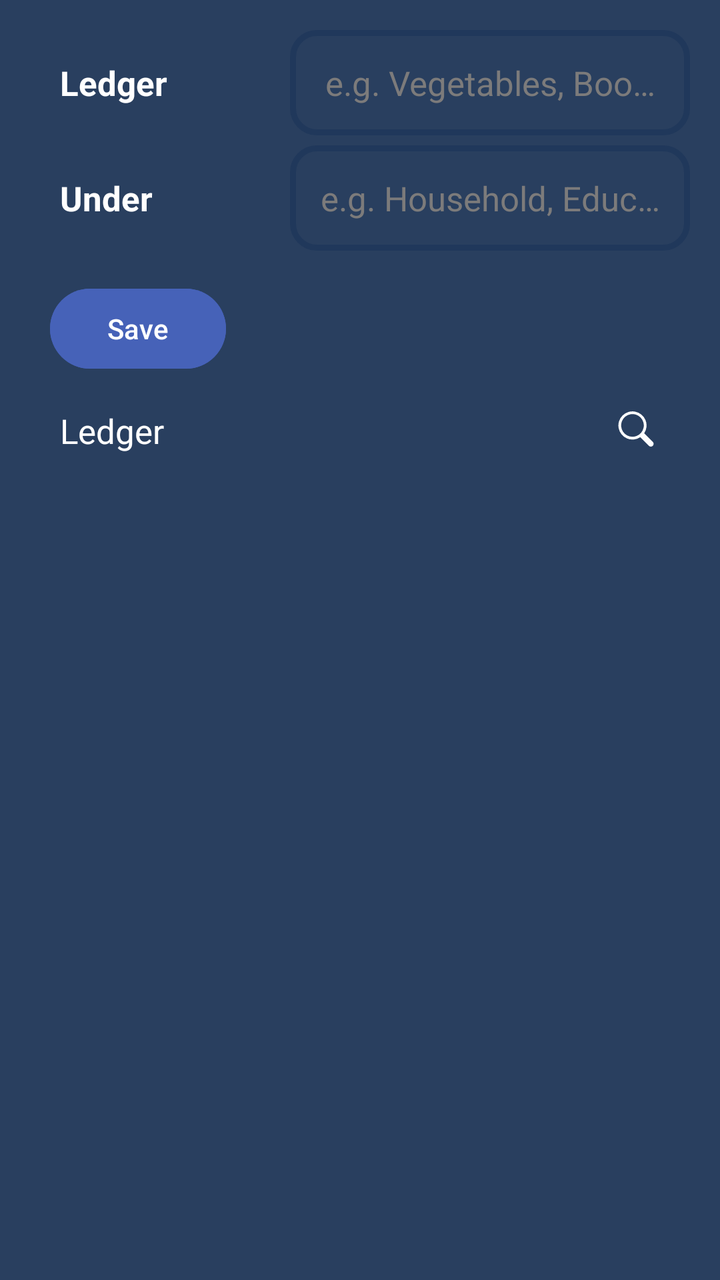
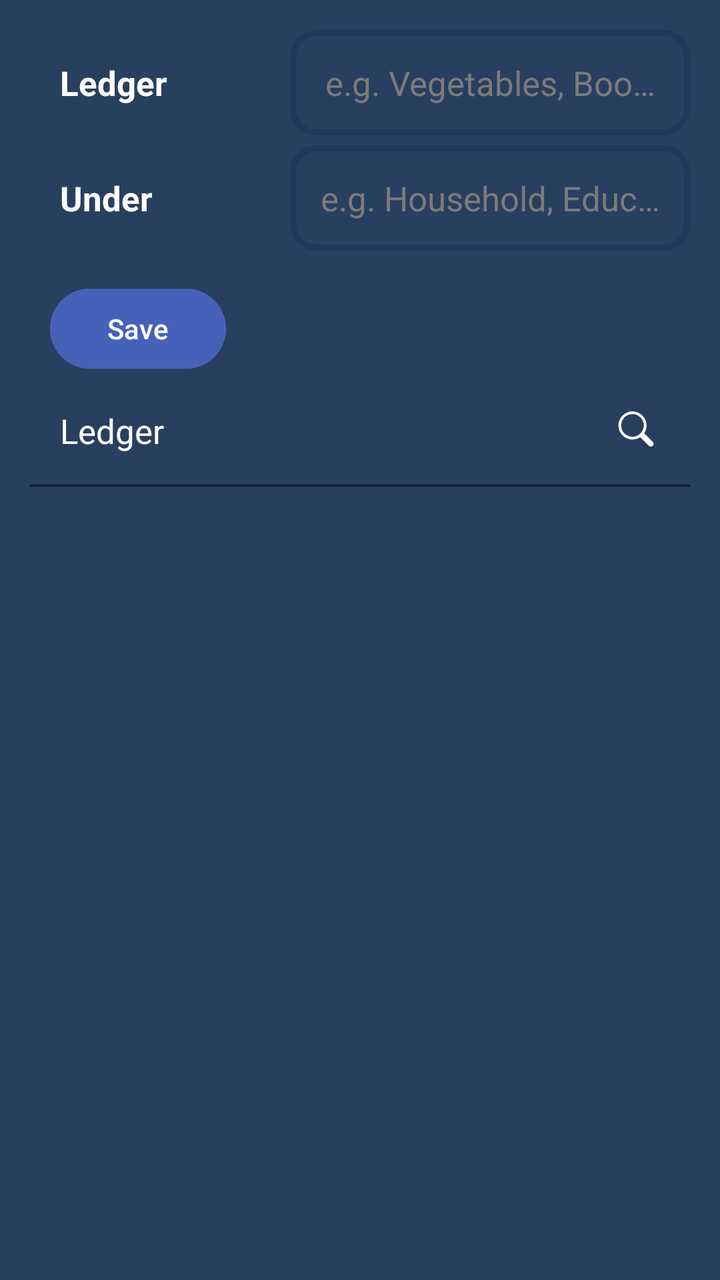

Screens rendered from an Android XML layout before and after an edit, with the pre-edit source and the edit as a unified diff.
<!-- AndroidManifest.xml: application theme Theme.GharKharch -->
<!-- res/layout/fragment_add_sub_category.xml -->
<?xml version="1.0" encoding="utf-8"?>
<androidx.constraintlayout.widget.ConstraintLayout xmlns:android="http://schemas.android.com/apk/res/android"
    xmlns:app="http://schemas.android.com/apk/res-auto"
    android:layout_width="match_parent"
    android:layout_height="match_parent"
    android:background="@color/backgroundColor"
    android:padding="@dimen/padding_large">

    <TextView
        android:layout_width="0dp"
        android:layout_height="wrap_content"
        android:padding="@dimen/padding_large"
        android:text="Ledger"
        android:textColor="@color/primaryTextColor"
        android:textSize="@dimen/text_size_large"
        android:textStyle="bold"
        app:layout_constraintBottom_toBottomOf="@id/input_sub_category"
        app:layout_constraintEnd_toStartOf="@id/input_sub_category"
        app:layout_constraintStart_toStartOf="parent"
        app:layout_constraintTop_toTopOf="@id/input_sub_category" />

    <EditText
        android:id="@+id/input_sub_category"
        style="@style/custom_edit_text"
        android:layout_width="200dp"
        android:layout_height="wrap_content"
        android:hint="@string/hint_sub_category"
        android:textSize="@dimen/text_size_large"
        app:layout_constraintEnd_toEndOf="parent"
        app:layout_constraintTop_toTopOf="parent" />

    <TextView
        android:layout_width="0dp"
        android:layout_height="wrap_content"
        android:layout_marginVertical="@dimen/margin_small"
        android:padding="@dimen/padding_large"
        android:text="Under"
        android:textColor="@color/primaryTextColor"
        android:textSize="@dimen/text_size_large"
        android:textStyle="bold"
        app:layout_constraintBottom_toBottomOf="@id/input_category"
        app:layout_constraintEnd_toStartOf="@id/input_category"
        app:layout_constraintStart_toStartOf="parent"
        app:layout_constraintTop_toTopOf="@id/input_category" />

    <EditText
        android:id="@+id/input_category"
        style="@style/custom_edit_text"
        android:layout_width="200dp"
        android:layout_height="wrap_content"
        android:layout_marginVertical="@dimen/margin_small"
        android:hint="@string/hint_category"
        android:textSize="@dimen/text_size_large"
        app:layout_constraintEnd_toEndOf="parent"
        app:layout_constraintTop_toBottomOf="@id/input_sub_category" />

    <Button
        android:id="@+id/addBtn"
        android:layout_width="wrap_content"
        android:layout_height="wrap_content"
        android:layout_marginVertical="@dimen/margin_large"
        android:layout_marginStart="@dimen/margin_medium"
        android:backgroundTint="@color/buttonColor"
        android:text="Save"
        android:textColor="@color/primaryTextColor"
        app:layout_constraintStart_toStartOf="parent"
        app:layout_constraintTop_toBottomOf="@id/input_category" />

    <androidx.recyclerview.widget.RecyclerView
        android:id="@+id/category_search_list"
        android:layout_width="0dp"
        android:layout_height="300dp"
        android:layout_marginVertical="@dimen/margin_small"
        android:background="@drawable/rounded_panel"
        android:backgroundTint="@color/backgroundColor"
        android:clipToOutline="true"
        android:outlineProvider="background"
        android:translationZ="5dp"
        android:visibility="gone"
        app:layout_constraintEnd_toEndOf="@id/input_category"
        app:layout_constraintStart_toStartOf="@id/input_category"
        app:layout_constraintTop_toBottomOf="@id/input_category" />

    <LinearLayout
        android:id="@+id/list_container"
        android:layout_width="match_parent"
        android:layout_height="wrap_content"
        android:gravity="center"
        android:orientation="horizontal"
        app:layout_constraintTop_toBottomOf="@id/addBtn">

        <TextView
            android:layout_width="0dp"
            android:layout_height="wrap_content"
            android:layout_weight="1"
            android:padding="@dimen/padding_large"
            android:text="Ledger"
            android:textSize="@dimen/text_size_large" />

        <SearchView
            android:id="@+id/search_bar"
            android:layout_width="match_parent"
            android:layout_height="wrap_content"
            android:background="@drawable/search_bar_bordered_bg"
            android:visibility="gone" />

        <ImageView
            android:id="@+id/search_button"
            android:layout_width="wrap_content"
            android:layout_height="wrap_content"
            android:importantForAccessibility="no"
            android:padding="@dimen/padding_large"
            android:src="@drawable/search_icon" />

    </LinearLayout>

    <androidx.recyclerview.widget.RecyclerView
        android:id="@+id/rcv_sub_category_list"
        android:layout_width="0dp"
        android:layout_height="0dp"
        android:layout_marginVertical="@dimen/margin_small"
        app:layout_constraintBottom_toBottomOf="parent"
        app:layout_constraintEnd_toEndOf="@id/list_container"
        app:layout_constraintStart_toStartOf="@id/list_container"
        app:layout_constraintTop_toBottomOf="@id/list_container" />

</androidx.constraintlayout.widget.ConstraintLayout>
<!-- resources referenced by this layout -->
<resources>
  <color name="backgroundColor">#293F5F</color>
  <color name="buttonColor">#4662B8</color>
  <color name="primaryTextColor">#FFFFFF</color>
  <dimen name="margin_large">15dp</dimen>
  <dimen name="margin_medium">10dp</dimen>
  <dimen name="margin_small">5dp</dimen>
  <dimen name="padding_large">15dp</dimen>
  <dimen name="text_size_large">17sp</dimen>
  <!-- drawable rounded_panel (drawable) -->
  <?xml version="1.0" encoding="utf-8"?>
  <shape xmlns:android="http://schemas.android.com/apk/res/android"
      android:shape="rectangle">
      <corners android:radius="8dp" />
  </shape>
  <!-- drawable search_bar_bordered_bg (drawable) -->
  <?xml version="1.0" encoding="utf-8"?>
  <shape xmlns:android="http://schemas.android.com/apk/res/android"
      android:shape="rectangle">
      <stroke
          android:width="3dp"
          android:color="@color/backgroundColorVariant" />
      <corners android:radius="12dp" />
  </shape>
  <!-- drawable search_icon (drawable) -->
  <vector xmlns:android="http://schemas.android.com/apk/res/android"
      android:width="24dp"
      android:height="24dp"
      android:tint="@color/white"
      android:viewportWidth="19"
      android:viewportHeight="19">
  
      <path
          android:fillColor="#000000"
          android:pathData="M16.147,15.488a1.112,1.112 0,0 1,-1.567 0l-3.395,-3.395a5.575,5.575 0,1 1,1.568 -1.568l3.394,3.395a1.112,1.112 0,0 1,0 1.568zM9.786,11.585a4.488,4.488 0,1 0,-1.681 0.327,4.443 4.443,0 0,0 1.68,-0.327z" />
  
  </vector>
  <string name="hint_category">e.g. Household, Education</string>
  <string name="hint_sub_category">e.g. Vegetables, Books, etc.</string>
  <style name="custom_edit_text" parent="Widget.AppCompat.EditText">
          <item name="android:maxLines">1</item>
          <item name="android:maxLength">20</item>
          <item name="android:ellipsize">end</item>
          <item name="android:inputType">text</item>
          <item name="android:gravity">center</item>
          <item name="android:importantForAutofill">no</item>
          <item name="android:padding">@dimen/padding_large</item>
          <item name="android:background">@drawable/search_bar_bordered_bg</item>
          <item name="android:textColorHint">@color/primaryTextColorVariant</item>
      </style>
  <style name="Theme.GharKharch" parent="Base.Theme.GharKharch">
          <item name="colorPrimary">@color/backgroundColor</item>
          <item name="colorSecondary">@color/lGrey</item>
          
          <item name="colorOnSecondary">@color/primaryTextColor</item>
          <item name="colorOnPrimary">@color/primaryTextColor</item>
          
          <item name="android:textColor">@color/primaryTextColor</item>
          <item name="android:textColorPrimary">@color/primaryTextColor</item>
          <item name="android:textColorSecondary">@color/primaryTextColorVariant</item>
      </style>
  <color name="backgroundColorVariant">#20385B</color>
  <color name="white">#FFFFFFFF</color>
  <color name="primaryTextColorVariant">#7C7B7B</color>
  <style name="Base.Theme.GharKharch" parent="Theme.Material3.DayNight.NoActionBar">
          
      </style>
  <color name="lGrey">#616161</color>
</resources>

<!-- the commit's change to res/layout/fragment_add_sub_category.xml (unified diff, before → after) -->
@@ -69,7 +69,7 @@
     <androidx.recyclerview.widget.RecyclerView
         android:id="@+id/category_search_list"
         android:layout_width="0dp"
-        android:layout_height="300dp"
+        android:layout_height="wrap_content"
         android:layout_marginVertical="@dimen/margin_small"
         android:background="@drawable/rounded_panel"
         android:backgroundTint="@color/backgroundColor"
@@ -114,13 +114,20 @@
 
     </LinearLayout>
 
+    <View
+        android:id="@+id/separator"
+        android:layout_width="match_parent"
+        android:layout_height="1dp"
+        android:background="@color/secondaryColor"
+        app:layout_constraintTop_toBottomOf="@id/list_container" />
+
     <androidx.recyclerview.widget.RecyclerView
         android:id="@+id/rcv_sub_category_list"
         android:layout_width="0dp"
         android:layout_height="0dp"
         android:layout_marginVertical="@dimen/margin_small"
         app:layout_constraintBottom_toBottomOf="parent"
-        app:layout_constraintEnd_toEndOf="@id/list_container"
+        app:layout_constraintEnd_toEndOf="@id/separator"
         app:layout_constraintStart_toStartOf="@id/list_container"
         app:layout_constraintTop_toBottomOf="@id/list_container" />
 
<!-- resource entries referenced after the edit -->
@@ -3,6 +3,7 @@
   <color name="backgroundColor">#293F5F</color>
   <color name="buttonColor">#4662B8</color>
   <color name="primaryTextColor">#FFFFFF</color>
+  <color name="secondaryColor">#111B28</color>
   <dimen name="margin_large">15dp</dimen>
   <dimen name="margin_medium">10dp</dimen>
   <dimen name="margin_small">5dp</dimen>
